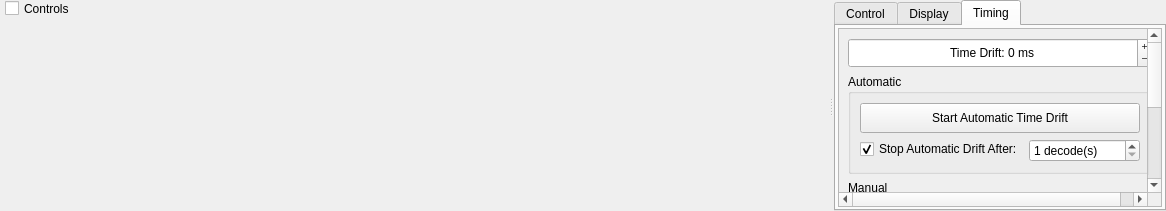
Before: the Qt Designer form widegraph.ui in qcmiao1998/js8call, drawn with Qt 5.
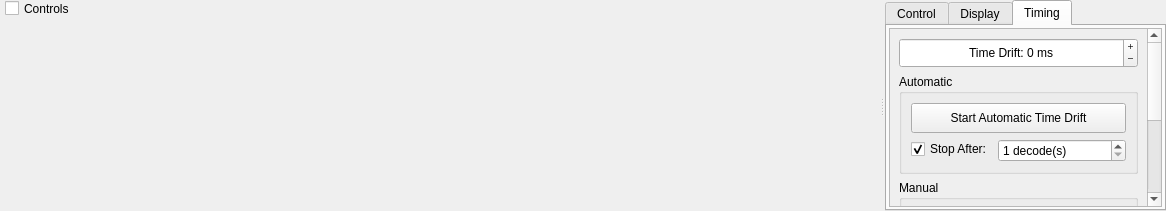
After: the same form once the commit is applied. The open tabs and pages were chosen to show the change. Custom widgets are drawn as their Qt base class.

Commit message: Auto time drift stop label

Patch:
```diff
--- a/widegraph.ui
+++ b/widegraph.ui
@@ -974,8 +974,8 @@
               <property name="geometry">
                <rect>
                 <x>0</x>
-                <y>-73</y>
-                <width>521</width>
+                <y>0</y>
+                <width>380</width>
                 <height>356</height>
                </rect>
               </property>
@@ -1056,7 +1056,7 @@
                     <item row="0" column="0">
                      <widget class="QCheckBox" name="autoDriftAutoStopCheckBox">
                       <property name="text">
-                       <string>Stop Automatic Drift After:</string>
+                       <string>Stop After:</string>
                       </property>
                       <property name="checked">
                        <bool>true</bool>
```
Left out of the diff: 4 changed lines with no effect on the pictures.
